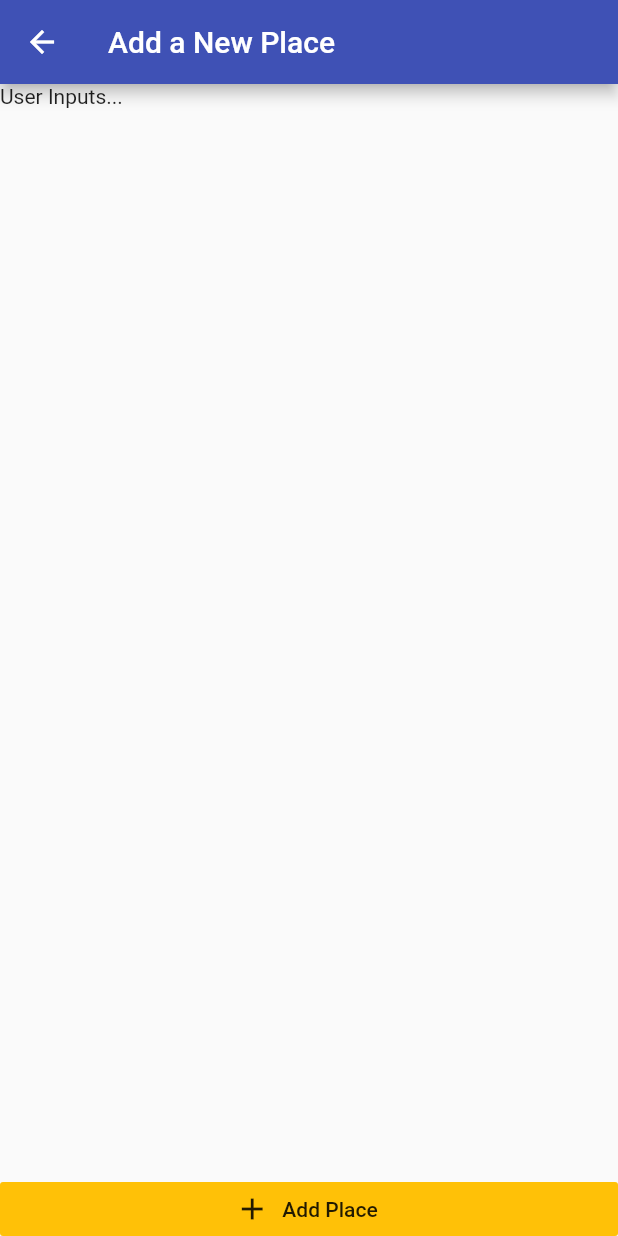
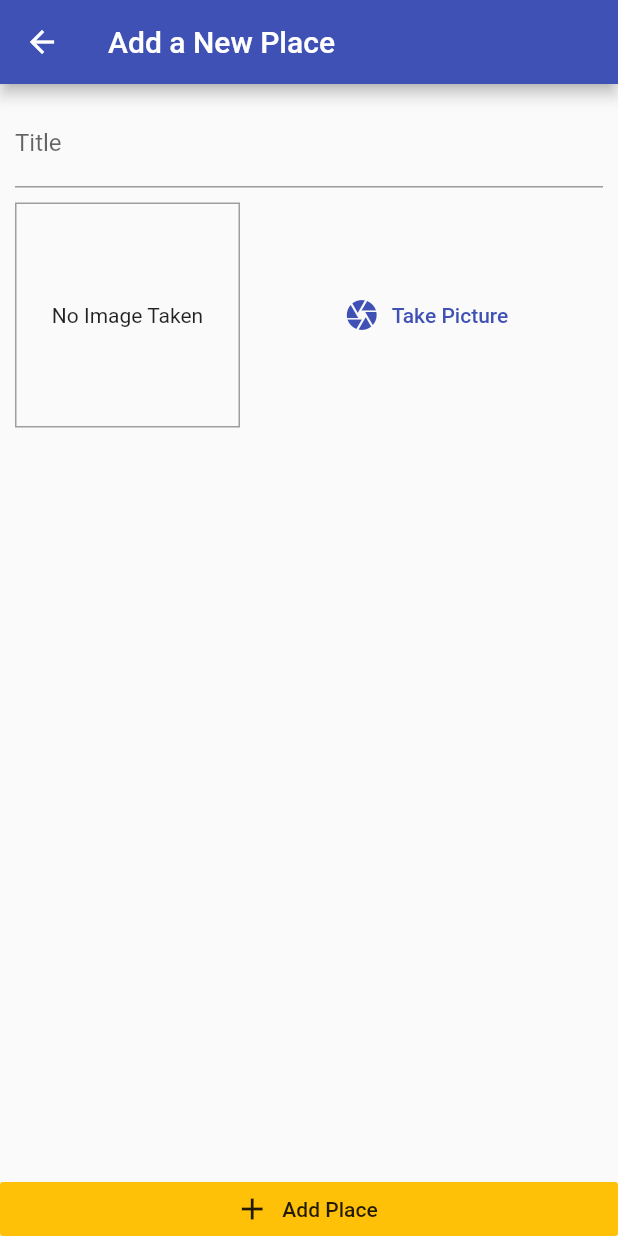
Before and after one commit to erinkelsey/greatplaces-flutter, a Flutter app: the screen it shows after launch, after a tap on the "add" icon, on a phone screen of 412 x 824 dp. Run offline on Flutter 3.47's test engine with Material 2 defaults, Android fonts, the light colour scheme and no system bars; our stand-ins replace image_picker.

Commit message:
Add ability to open camera on device, take picture, and save picture to permanent storage on device. Also, create a new place with the saved image.

```diff
--- a/lib/providers/great_places.dart
+++ b/lib/providers/great_places.dart
@@ -1,3 +1,5 @@
+import 'dart:io';
+
 import 'package:flutter/material.dart';
 
 import '../models/place.dart';
@@ -6,6 +8,18 @@ class GreatPlaces with ChangeNotifier {
   List<Place> _items = [];
 
   List<Place> get items {
-    return [...items];
+    return [..._items];
+  }
+
+  void addPlace(String pickedTitle, File pickedImage) {
+    final newPlace = Place(
+      id: DateTime.now().toString(),
+      image: pickedImage,
+      title: pickedTitle,
+      location: null,
+    );
+
+    _items.add(newPlace);
+    notifyListeners();
   }
 }
--- a/lib/screens/add_place_screen.dart
+++ b/lib/screens/add_place_screen.dart
@@ -1,4 +1,10 @@
+import 'dart:io';
+
 import 'package:flutter/material.dart';
+import 'package:provider/provider.dart';
+
+import '../widgets/image_input.dart';
+import '../providers/great_places.dart';
 
 class AddPlaceScreen extends StatefulWidget {
   static const routeName = '/add-place';
@@ -7,6 +13,22 @@ class AddPlaceScreen extends StatefulWidget {
 }
 
 class _AddPlaceScreenState extends State<AddPlaceScreen> {
+  final _titleController = TextEditingController();
+  File _pickedImage;
+
+  void _selectImage(File pickedImage) {
+    _pickedImage = pickedImage;
+  }
+
+  void _savePlace() {
+    if (_titleController.text.isEmpty || _pickedImage == null) return;
+
+    Provider.of<GreatPlaces>(context, listen: false)
+        .addPlace(_titleController.text, _pickedImage);
+
+    Navigator.of(context).pop();
+  }
+
   @override
   Widget build(BuildContext context) {
     return Scaffold(
@@ -14,14 +36,33 @@ class _AddPlaceScreenState extends State<AddPlaceScreen> {
         title: Text('Add a New Place'),
       ),
       body: Column(
-        mainAxisAlignment: MainAxisAlignment.spaceBetween,
         crossAxisAlignment: CrossAxisAlignment.stretch,
         children: <Widget>[
-          Text('User Inputs...'),
+          Expanded(
+            child: SingleChildScrollView(
+              child: Container(
+                padding: EdgeInsets.all(10),
+                child: Column(
+                  children: <Widget>[
+                    // add a form and validation
+                    TextField(
+                      decoration: InputDecoration(labelText: 'Title'),
+                      controller: _titleController,
+                    ),
+                    SizedBox(
+                      height: 10,
+                    ),
+                    Container(),
+                    ImageInput(_selectImage),
+                  ],
+                ),
+              ),
+            ),
+          ),
           RaisedButton.icon(
             icon: Icon(Icons.add),
             label: Text('Add Place'),
-            onPressed: () {},
+            onPressed: _savePlace,
             elevation: 0,
             materialTapTargetSize: MaterialTapTargetSize.shrinkWrap,
             color: Theme.of(context).accentColor,
--- a/lib/screens/places_list_screen.dart
+++ b/lib/screens/places_list_screen.dart
@@ -1,6 +1,8 @@
 import 'package:flutter/material.dart';
+import 'package:provider/provider.dart';
 
 import './add_place_screen.dart';
+import '../providers/great_places.dart';
 
 class PlacesListScreen extends StatelessWidget {
   @override
@@ -16,7 +18,23 @@ class PlacesListScreen extends StatelessWidget {
           ),
         ],
       ),
-      body: Center(child: CircularProgressIndicator()),
+      body: Consumer<GreatPlaces>(
+        child: Center(
+          child: const Text('Got no places yet, start adding some!'),
+        ),
+        builder: (ctx, greatPlaces, ch) => greatPlaces.items.length <= 0
+            ? ch
+            : ListView.builder(
+                itemCount: greatPlaces.items.length,
+                itemBuilder: (ctx, i) => ListTile(
+                  leading: CircleAvatar(
+                    backgroundImage: FileImage(greatPlaces.items[i].image),
+                  ),
+                  title: Text(greatPlaces.items[i].title),
+                  onTap: () {},
+                ),
+              ),
+      ),
     );
   }
 }
--- /dev/null
+++ b/lib/widgets/image_input.dart
@@ -0,0 +1,77 @@
+import 'dart:io';
+
+import 'package:flutter/material.dart';
+import 'package:image_picker/image_picker.dart';
+import 'package:path/path.dart' as path;
+import 'package:path_provider/path_provider.dart' as syspath;
+
+class ImageInput extends StatefulWidget {
+  final Function onSelectImage;
+
+  ImageInput(this.onSelectImage);
+
+  @override
+  _ImageInputState createState() => _ImageInputState();
+}
+
+class _ImageInputState extends State<ImageInput> {
+  File _storedImage;
+
+  Future<void> _takePicture() async {
+    final _picker = ImagePicker();
+    PickedFile imageFile = await _picker.getImage(
+      source: ImageSource.camera,
+      maxWidth: 600, // lower resolution -> app doesn't need hi-res
+    );
+
+    setState(() {
+      _storedImage = File(imageFile.path);
+    });
+
+    // copy file to local permanent storage
+    final appDir = await syspath.getApplicationDocumentsDirectory();
+    final fileName = path.basename(_storedImage.path);
+    final savedImage = await _storedImage.copy('${appDir.path}/$fileName');
+    widget.onSelectImage(savedImage);
+  }
+
+  @override
+  Widget build(BuildContext context) {
+    return Row(
+      children: <Widget>[
+        Container(
+          width: 150,
+          height: 150,
+          decoration: BoxDecoration(
+            border: Border.all(
+              width: 1,
+              color: Colors.grey,
+            ),
+          ),
+          child: _storedImage != null
+              ? Image.file(
+                  _storedImage,
+                  fit: BoxFit.cover,
+                  width: double.infinity,
+                )
+              : Text(
+                  'No Image Taken',
+                  textAlign: TextAlign.center,
+                ),
+          alignment: Alignment.center,
+        ),
+        SizedBox(
+          width: 10,
+        ),
+        Expanded(
+          child: FlatButton.icon(
+            onPressed: () => _takePicture(),
+            icon: Icon(Icons.camera),
+            label: Text('Take Picture'),
+            textColor: Theme.of(context).primaryColor,
+          ),
+        ),
+      ],
+    );
+  }
+}
--- a/pubspec.yaml
+++ b/pubspec.yaml
@@ -24,6 +24,9 @@ dependencies:
   flutter:
     sdk: flutter
   provider: ^4.3.1
+  image_picker: ^0.6.7+4
+  path_provider: ^1.6.11
+  path: ^1.7.0
 
   # The following adds the Cupertino Icons font to your application.
   # Use with the CupertinoIcons class for iOS style icons.
```
Also changed, not shown: pubspec.lock, 7 other files.
